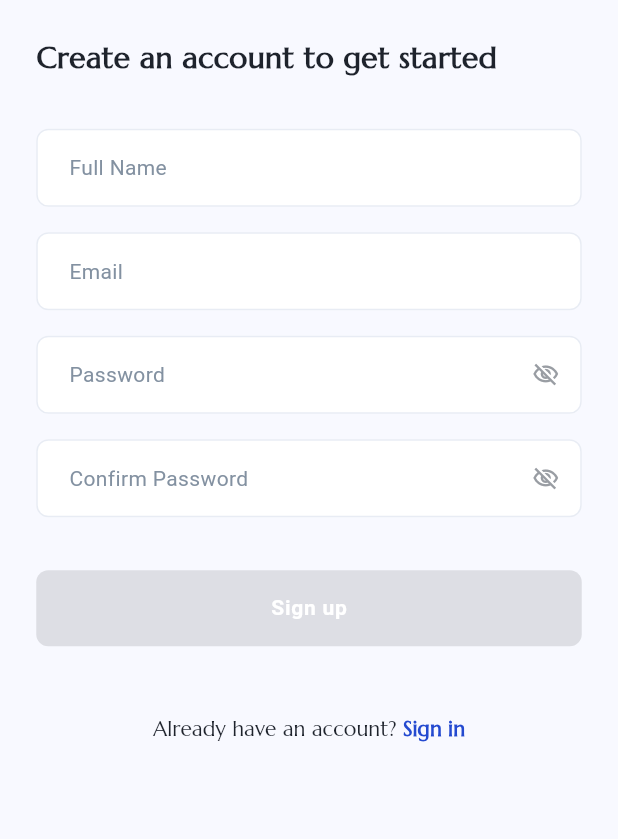
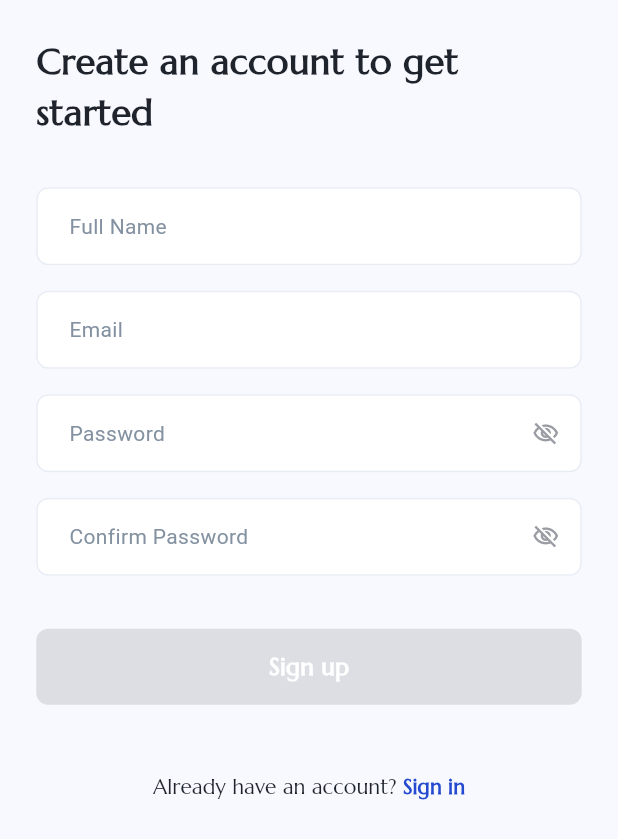
Before and after one commit to Jossyboydgenius/Ballot-Access-Pro, a Flutter app: the SignUpView screen opened by its route, on a phone screen of 412 x 824 dp. Shown: the top 839 px of the screen. Run offline on Flutter 3.47's test engine with Material 3 defaults, Android fonts, the light colour scheme and no system bars; our stand-ins replace flutter_screenutil, flutter_svg.

Commit message:
Update SignUpView to enhance UI elements and navigation. Increased text style size for better visibility, added text color for the sign-up button, and updated navigation to direct users to the petitioner home view upon successful sign-up. This improves user experience and consistency in the application flow.

```diff
--- a/lib/ui/views/authentication/sign_up_view.dart
+++ b/lib/ui/views/authentication/sign_up_view.dart
@@ -75,7 +75,7 @@ class _SignUpViewState extends State<SignUpView> {
                   AppSpacing.v24(),
                   Text(
                     'Create an account to get started',
-                    style: AppTextStyle.bold20,
+                    style: AppTextStyle.bold24,
                   ),
                   AppSpacing.v32(),
                   AppInput(
@@ -117,11 +117,13 @@ class _SignUpViewState extends State<SignUpView> {
                   AppSpacing.v30(),
                   AppButton(
                     text: 'Sign up',
+                    textColor: Colors.white,
+                    style: AppTextStyle.semibold16.copyWith(color: Colors.white),
                     onPressed: isFormValid
                         ? () {
                             if (formKey.currentState!.validate()) {
                               // TODO: Implement sign up logic
-                              NavigationService.pushReplacementNamed(AppRoutes.homeView);
+                              NavigationService.pushReplacementNamed(AppRoutes.petitionerHomeView);
                             }
                           }
                         : null,
```
